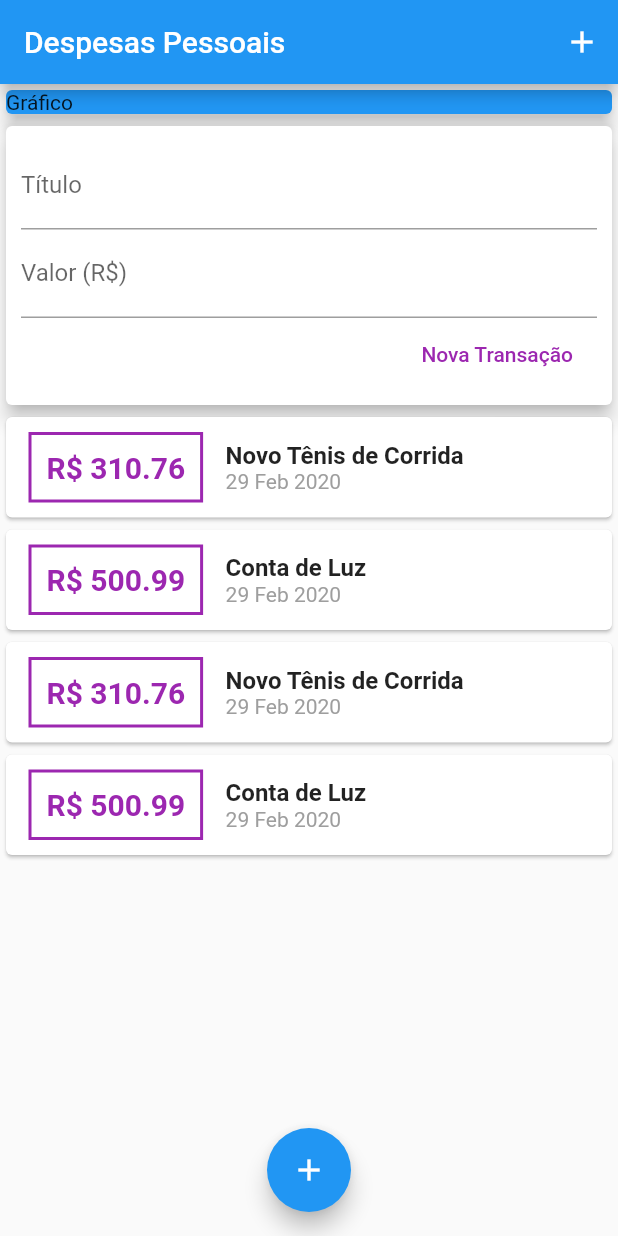
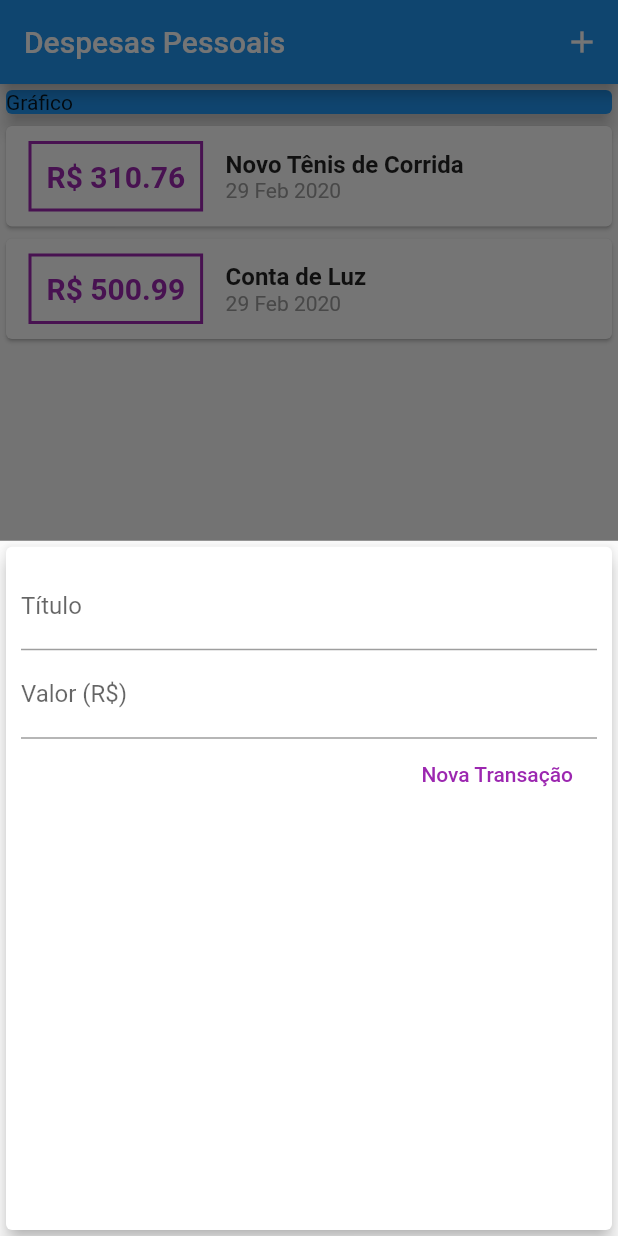
Before and after one commit to dpjoaopedro/curso_flutter, a Flutter app: the screen it shows after launch, after a tap on the "add" icon, on a phone screen of 412 x 824 dp. Run offline on Flutter 3.47's test engine with Material 2 defaults, Android fonts, the phone set to English and light mode, and no system bars.

Commit message:
_openTransactionFormModal

```diff
--- a/expenses/lib/components/transaction_form.dart
+++ b/expenses/lib/components/transaction_form.dart
@@ -1,12 +1,17 @@
 import 'package:flutter/material.dart';
 
-class TransactionForm extends StatelessWidget {
-  final titleController = TextEditingController();
-  final valueController = TextEditingController();
-
+class TransactionForm extends StatefulWidget {
   final void Function(String, double) onSubmit;
 
   TransactionForm(this.onSubmit);
+
+  @override
+  _TransactionFormState createState() => _TransactionFormState();
+}
+
+class _TransactionFormState extends State<TransactionForm> {
+  final titleController = TextEditingController();
+  final valueController = TextEditingController();
 
   _submitForm() {
     final title = titleController.text;
@@ -14,8 +19,7 @@ class TransactionForm extends StatelessWidget {
 
     if (title.isEmpty || value <= 0) return;
 
-    onSubmit(title, value);
-
+    widget.onSubmit(title, value);
   }
 
   @override
--- a/expenses/lib/components/transaction_user.dart
+++ /dev/null
@@ -1,74 +0,0 @@
-import 'dart:math';
-
-import 'package:expenses/components/transaction_form.dart';
-import 'package:expenses/components/transaction_list.dart';
-import 'package:expenses/models/transaction.dart';
-import 'package:flutter/material.dart';
-
-class TransactionUser extends StatefulWidget {
-  @override
-  _TransactionUserState createState() => _TransactionUserState();
-}
-
-class _TransactionUserState extends State<TransactionUser> {
-  final _transactions = [
-    Transaction(
-      id: 't1',
-      title: 'Novo Tênis de Corrida',
-      value: 310.76,
-      date: DateTime.now(),
-    ),
-    Transaction(
-      id: 't2',
-      title: 'Conta de Luz',
-      value: 500.99,
-      date: DateTime.now(),
-    ),
-    Transaction(
-      id: 't1',
-      title: 'Novo Tênis de Corrida',
-      value: 310.76,
-      date: DateTime.now(),
-    ),
-    Transaction(
-      id: 't2',
-      title: 'Conta de Luz',
-      value: 500.99,
-      date: DateTime.now(),
-    ),
-    Transaction(
-      id: 't1',
-      title: 'Novo Tênis de Corrida',
-      value: 310.76,
-      date: DateTime.now(),
-    ),
-    Transaction(
-      id: 't2',
-      title: 'Conta de Luz',
-      value: 500.99,
-      date: DateTime.now(),
-    ),
-  ];
-
-  _addTransaction(String title, double value) {
-    final newTransaction = Transaction(
-      id: Random().nextDouble().toString(),
-      title: title,
-      value: value,
-      date: DateTime.now(),
-    );
-    setState(() {
-      _transactions.add(newTransaction);
-    });
-  }
-
-  @override
-  Widget build(BuildContext context) {
-    return Column(
-      children: <Widget>[
-        TransactionForm(_addTransaction),
-        TransactionList(_transactions),
-      ],
-    );
-  }
-}
--- a/expenses/lib/main.dart
+++ b/expenses/lib/main.dart
@@ -1,9 +1,18 @@
-import 'package:expenses/components/transaction_user.dart';
+import 'package:expenses/components/transaction_form.dart';
 import 'package:flutter/material.dart';
+import 'package:expenses/models/transaction.dart';
+import 'dart:math';
+
+import 'components/transaction_list.dart';
 
 void main() => runApp(ExpensesApp());
 
-class ExpensesApp extends StatelessWidget {
+class ExpensesApp extends StatefulWidget {
+  @override
+  _ExpensesAppState createState() => _ExpensesAppState();
+}
+
+class _ExpensesAppState extends State<ExpensesApp> {
   @override
   Widget build(BuildContext context) {
     return MaterialApp(
@@ -12,7 +21,48 @@ class ExpensesApp extends StatelessWidget {
   }
 }
 
-class MyHomePage extends StatelessWidget {
+class MyHomePage extends StatefulWidget {
+  @override
+  _MyHomePageState createState() => _MyHomePageState();
+}
+
+class _MyHomePageState extends State<MyHomePage> {
+  final _transactions = [
+    Transaction(
+      id: 't1',
+      title: 'Novo Tênis de Corrida',
+      value: 310.76,
+      date: DateTime.now(),
+    ),
+    Transaction(
+      id: 't2',
+      title: 'Conta de Luz',
+      value: 500.99,
+      date: DateTime.now(),
+    ),
+  ];
+
+  _openTransactionFormModal(BuildContext context) {
+    showModalBottomSheet(
+      context: context,
+      builder: (_) {
+        return TransactionForm(_addTransaction);
+      },
+    );
+  }
+
+  _addTransaction(String title, double value) {
+    final newTransaction = Transaction(
+      id: Random().nextDouble().toString(),
+      title: title,
+      value: value,
+      date: DateTime.now(),
+    );
+    setState(() {
+      _transactions.add(newTransaction);
+    });
+  }
+
   @override
   Widget build(BuildContext context) {
     return Scaffold(
@@ -21,7 +71,7 @@ class MyHomePage extends StatelessWidget {
         actions: <Widget>[
           IconButton(
             icon: Icon(Icons.add),
-            onPressed: () {},
+            onPressed: () => _openTransactionFormModal(context),
           )
         ],
       ),
@@ -33,13 +83,13 @@ class MyHomePage extends StatelessWidget {
               child: Card(
                   color: Colors.blue, child: Text('Gráfico'), elevation: 5),
             ),
-            TransactionUser(),
+            TransactionList(_transactions),
           ],
         ),
       ),
       floatingActionButton: FloatingActionButton(
         child: Icon(Icons.add),
-        onPressed: null,
+        onPressed: () => _openTransactionFormModal(context),
       ),
       floatingActionButtonLocation: FloatingActionButtonLocation.centerFloat,
     );
```
